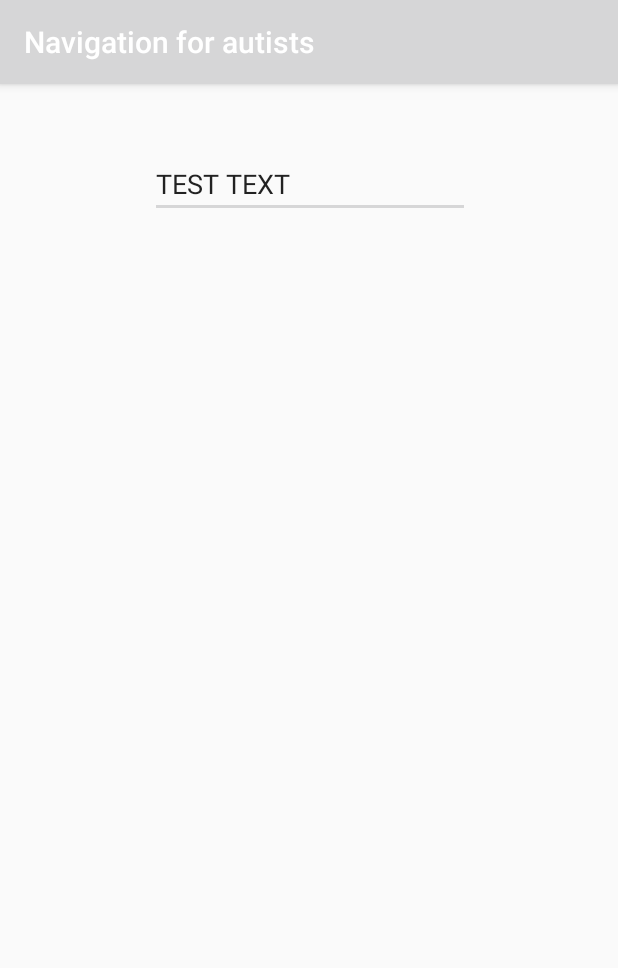
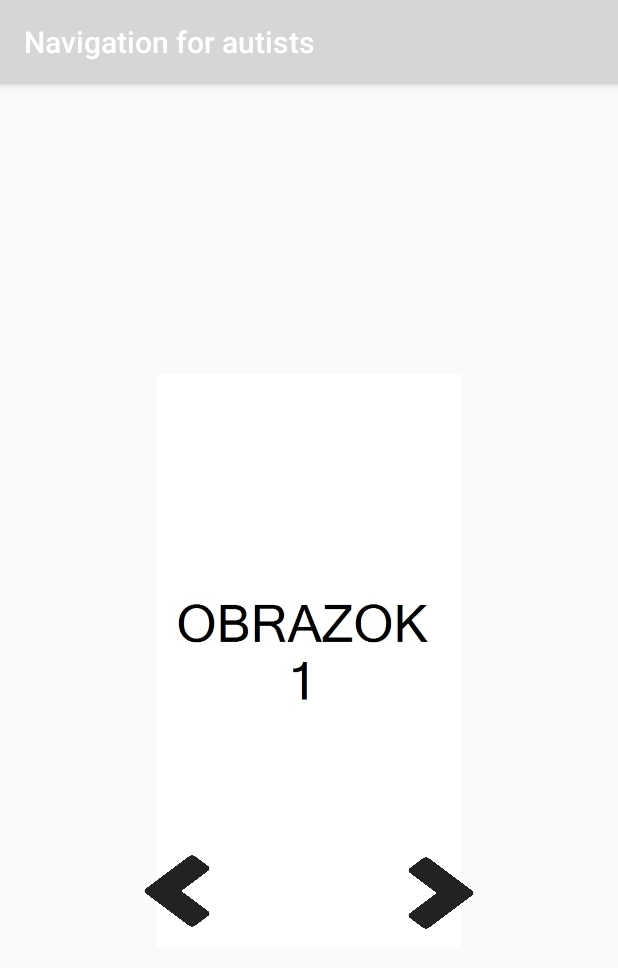
Before and after one commit to VoidlifeGroup/navigation-for-autists, an Android app: the BuildingNavigation screen opened directly, with no data from a screen before it, on a phone screen of 412 x 824 dp. Shown: the top 968 px of the screen. Run offline under Robolectric (Android 15) with nearby library versions, the phone set to English and light mode, and no system bars.

Commit message:
UPDATE - Funkcionalita prepínania fotiek cez šípky(základ)

```diff
--- a/app/src/main/java/com/ibm/mysampleapp/BuildingNavigation.java
+++ b/app/src/main/java/com/ibm/mysampleapp/BuildingNavigation.java
@@ -1,7 +1,11 @@
 package com.ibm.mysampleapp;
 
+import android.media.Image;
 import android.os.Bundle;
 import android.support.v7.app.AppCompatActivity;
+import android.view.View;
+import android.widget.Button;
+import android.widget.ImageView;
 
 /**
  * Created by mato on 1. 11. 2017.
@@ -17,6 +21,27 @@ public class BuildingNavigation extends AppCompatActivity {
 
         //TODO UVODNA FOTKA + ZOZNAM MIESTNOSTÍ(ŠÍPKY???)
 
+        final ImageView start_image = (ImageView) findViewById(R.id.imageView);
+        final Button rightArrow = (Button) findViewById(R.id.buttonRight);
+        final Button leftArrow = (Button) findViewById(R.id.buttonLeft);
+
+        start_image.setImageResource(R.drawable.obrazok1);
+
+        rightArrow.setOnClickListener(new View.OnClickListener() {
+            @Override
+            public void onClick(View v) {
+                start_image.setImageResource(R.drawable.obrazok2);
+                rightArrow.setVisibility(View.GONE);
+            }
+        });
+
+        leftArrow.setOnClickListener(new View.OnClickListener() {
+            @Override
+            public void onClick(View v) {
+                start_image.setImageResource(R.drawable.obrazok3);
+                leftArrow.setVisibility(View.GONE);
+            }
+        });
 
 
 
--- a/app/src/main/res/layout/building_navigation.xml
+++ b/app/src/main/res/layout/building_navigation.xml
@@ -6,18 +6,46 @@
     android:layout_width="match_parent"
     android:layout_height="match_parent">
 
-    <EditText
-        android:id="@+id/editText"
-        android:layout_width="wrap_content"
-        android:layout_height="wrap_content"
+    <Button
+        android:id="@+id/buttonRight"
+        android:layout_width="80dp"
+        android:layout_height="60dp"
+        android:layout_marginBottom="8dp"
+        android:layout_marginEnd="8dp"
+        android:layout_marginTop="8dp"
+        android:background="@drawable/right_arrow"
+        android:text=" "
+        app:layout_constraintBottom_toBottomOf="parent"
+        app:layout_constraintEnd_toEndOf="@+id/imageView"
+        app:layout_constraintTop_toTopOf="parent"
+        app:layout_constraintVertical_bias="0.724" />
+
+    <ImageView
+        android:id="@+id/imageView"
+        android:layout_width="272dp"
+        android:layout_height="382dp"
+        android:layout_marginBottom="8dp"
         android:layout_marginEnd="8dp"
         android:layout_marginStart="8dp"
-        android:layout_marginTop="44dp"
-        android:ems="10"
-        android:inputType="textPersonName"
-        android:text="TEST TEXT"
+        android:layout_marginTop="8dp"
+        app:layout_constraintBottom_toBottomOf="parent"
         app:layout_constraintEnd_toEndOf="parent"
-        app:layout_constraintHorizontal_bias="0.503"
         app:layout_constraintStart_toStartOf="parent"
-        app:layout_constraintTop_toTopOf="parent" />
+        app:layout_constraintTop_toTopOf="parent"
+        app:srcCompat="@drawable/obrazok1" />
+
+    <Button
+        android:id="@+id/buttonLeft"
+        android:layout_width="80dp"
+        android:layout_height="60dp"
+        android:layout_marginBottom="8dp"
+        android:layout_marginStart="8dp"
+        android:layout_marginTop="8dp"
+        android:background="@drawable/left_arrow"
+        android:text=" "
+        app:layout_constraintBottom_toBottomOf="parent"
+        app:layout_constraintStart_toStartOf="@+id/imageView"
+        app:layout_constraintTop_toTopOf="parent"
+        app:layout_constraintVertical_bias="0.723" />
+
 </android.support.constraint.ConstraintLayout>
```
Also changed, not shown: app/src/main/res/drawable/left_arrow.png (added), app/src/main/res/drawable/obrazok1.jpg (added), app/src/main/res/drawable/obrazok2.jpg (added), app/src/main/res/drawable/obrazok3.jpg (added), app/src/main/res/drawable/right_arrow.png (added), 1 other file.
